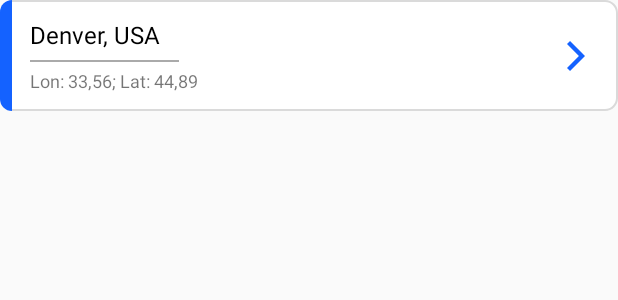
After one commit to CosminDragos/BackbaseTest, an Android app: the layout city_item_layout.xml on its own in the app's theme, with its tools: preview values and no code run, on a phone screen of 412 x 824 dp. The commit adds this screen. Shown: the top 300 px of the screen. Run offline under Robolectric (Android 15) with nearby library versions, the phone set to English and light mode, and no system bars.

Commit message:
UI Layouts Implementation: Error, Empty List, Loading, Cities List.

```diff
--- /dev/null
+++ b/app/src/main/res/drawable/background_left_rounded_drawable.xml
@@ -0,0 +1,7 @@
+<?xml version="1.0" encoding="utf-8"?>
+<shape xmlns:android="http://schemas.android.com/apk/res/android">
+    <solid android:color="@color/colorPrimary"/>
+    <corners
+        android:topLeftRadius="@dimen/dimen_8dp"
+        android:bottomLeftRadius="@dimen/dimen_8dp"/>
+</shape>
--- /dev/null
+++ b/app/src/main/res/drawable/background_right_rounded_drawable.xml
@@ -0,0 +1,21 @@
+<?xml version="1.0" encoding="utf-8"?>
+<layer-list xmlns:android="http://schemas.android.com/apk/res/android">
+
+    <item
+        android:top="0dp"
+        android:left="-2dp"
+        android:right="0dp"
+        android:bottom="0dp">
+
+        <shape>
+            <solid android:color="@android:color/white"/>
+            <corners
+                android:topRightRadius="@dimen/dimen_8dp"
+                android:bottomRightRadius="@dimen/dimen_8dp"/>
+            <stroke
+                android:width="1dp"
+                android:color="@color/stroke_color" />
+        </shape>
+    </item>
+
+</layer-list>
--- /dev/null
+++ b/app/src/main/res/drawable/ic_right_arrow.xml
@@ -0,0 +1,9 @@
+<vector xmlns:android="http://schemas.android.com/apk/res/android"
+    android:width="32dp"
+    android:height="32dp"
+    android:viewportWidth="512"
+    android:viewportHeight="512">
+  <path
+      android:fillColor="@color/colorPrimary"
+      android:pathData="M160,128.4l32.3,-32.4l159.7,160l0,0l0,0l-159.7,160l-32.3,-32.4l127.3,-127.6z"/>
+</vector>
--- /dev/null
+++ b/app/src/main/res/layout/city_item_layout.xml
@@ -0,0 +1,84 @@
+<?xml version="1.0" encoding="utf-8"?>
+<LinearLayout
+    xmlns:android="http://schemas.android.com/apk/res/android"
+    xmlns:tools="http://schemas.android.com/tools"
+    xmlns:app="http://schemas.android.com/apk/res-auto"
+    android:id="@+id/city_item_container"
+    android:layout_width="match_parent"
+    android:layout_height="wrap_content"
+    android:orientation="horizontal"
+    tools:padding="@dimen/dimen_8dp">
+
+    <View
+        android:layout_width="8dp"
+        android:layout_height="match_parent"
+        android:background="@drawable/background_left_rounded_drawable" />
+
+    <androidx.constraintlayout.widget.ConstraintLayout
+        android:layout_width="match_parent"
+        android:layout_height="wrap_content"
+        android:padding="@dimen/dimen_12dp"
+        android:background="@drawable/background_right_rounded_drawable">
+
+        <androidx.constraintlayout.widget.ConstraintLayout
+            android:id="@+id/city_text_container"
+            android:layout_width="0dp"
+            android:layout_height="wrap_content"
+            android:layout_marginEnd="@dimen/dimen_8dp"
+            app:layout_constraintTop_toTopOf="parent"
+            app:layout_constraintBottom_toBottomOf="parent"
+            app:layout_constraintLeft_toLeftOf="parent"
+            app:layout_constraintRight_toLeftOf="@+id/city_arrow_right">
+
+            <TextView
+                android:id="@+id/city_title"
+                android:layout_width="wrap_content"
+                android:layout_height="wrap_content"
+                android:textColor="@android:color/black"
+                android:textSize="16sp"
+                android:paddingStart="0dp"
+                android:paddingEnd="@dimen/dimen_12dp"
+                android:lines="1"
+                android:ellipsize="end"
+                app:layout_constraintTop_toTopOf="parent"
+                app:layout_constraintLeft_toLeftOf="parent"
+                tools:text="Denver, USA" />
+
+            <View
+                android:id="@+id/delimiter"
+                android:layout_width="0dp"
+                android:layout_height="1dp"
+                android:layout_marginTop="@dimen/dimen_6dp"
+                android:background="@android:color/darker_gray"
+                app:layout_constraintTop_toBottomOf="@+id/city_title"
+                app:layout_constraintLeft_toLeftOf="@+id/city_title"
+                app:layout_constraintRight_toRightOf="@+id/city_title" />
+
+            <TextView
+                android:id="@+id/city_subtitle"
+                android:layout_width="wrap_content"
+                android:layout_height="wrap_content"
+                android:textSize="12sp"
+                android:layout_marginTop="@dimen/dimen_4dp"
+                android:paddingStart="0dp"
+                android:paddingEnd="@dimen/dimen_12dp"
+                android:lines="1"
+                android:ellipsize="end"
+                app:layout_constraintTop_toBottomOf="@+id/delimiter"
+                app:layout_constraintLeft_toLeftOf="parent"
+                tools:text="Lon: 33,56; Lat: 44,89"/>
+
+        </androidx.constraintlayout.widget.ConstraintLayout>
+
+        <androidx.appcompat.widget.AppCompatImageView
+            android:id="@+id/city_arrow_right"
+            android:layout_width="wrap_content"
+            android:layout_height="wrap_content"
+            android:src="@drawable/ic_right_arrow"
+            app:layout_constraintTop_toTopOf="@+id/city_text_container"
+            app:layout_constraintRight_toRightOf="parent"
+            app:layout_constraintBottom_toBottomOf="@+id/city_text_container" />
+
+    </androidx.constraintlayout.widget.ConstraintLayout>
+
+</LinearLayout>
--- a/app/src/main/res/values/colors.xml
+++ b/app/src/main/res/values/colors.xml
@@ -1,6 +1,9 @@
 <?xml version="1.0" encoding="utf-8"?>
 <resources>
-    <color name="colorPrimary">#6200EE</color>
-    <color name="colorPrimaryDark">#3700B3</color>
-    <color name="colorAccent">#03DAC5</color>
+    <color name="colorPrimary">#1462FF</color>
+    <color name="colorPrimaryDark">#1048BA</color>
+    <color name="colorAccent">#009688</color>
+
+    <color name="grey_background">#F1F1F1</color>
+    <color name="stroke_color">#DADADA</color>
 </resources>
--- /dev/null
+++ b/app/src/main/res/values/dimen.xml
@@ -0,0 +1,11 @@
+<?xml version="1.0" encoding="utf-8"?>
+<resources>
+
+    <dimen name="dimen_2dp">2dp</dimen>
+    <dimen name="dimen_4dp">4dp</dimen>
+    <dimen name="dimen_6dp">6dp</dimen>
+    <dimen name="dimen_8dp">8dp</dimen>
+    <dimen name="dimen_12dp">12dp</dimen>
+    <dimen name="dimen_16dp">16dp</dimen>
+
+</resources>
```
Also changed, not shown: app/src/main/res/drawable/ic_empty.xml (added, +11 -0 lines), app/src/main/res/drawable/ic_general_error.xml (added, +12 -0 lines), app/src/main/res/layout/cities_fragment.xml (added, +32 -0 lines), app/src/main/res/layout/empty_layout.xml (added, +41 -0 lines), app/src/main/res/layout/general_error_layout.xml (added, +41 -0 lines), app/src/main/res/layout/loading_progress_layout.xml (added, +32 -0 lines), app/src/main/res/menu/menu.xml (added, +14 -0 lines), app/src/main/res/values/strings.xml (+12 -0 lines).
